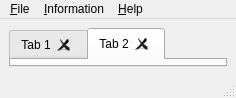
The window that adapt/gui/ui/iintMain.ui (syncope/adapt) describes before a commit, drawn with Qt 5.
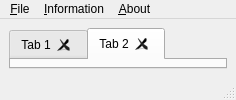
The same window after the commit.

Commit message: + moved button to file menu, changed ui files and code

Diff of the .ui file:
```diff
--- a/adapt/gui/ui/iintMain.ui
+++ b/adapt/gui/ui/iintMain.ui
@@ -7,7 +7,7 @@
     <x>0</x>
     <y>0</y>
     <width>236</width>
-    <height>98</height>
+    <height>100</height>
    </rect>
   </property>
   <property name="windowTitle">
@@ -93,7 +93,7 @@
    </widget>
    <widget class="QMenu" name="menu_Help">
     <property name="title">
-     <string>&amp;Help</string>
+     <string>&amp;About</string>
     </property>
    </widget>
    <addaction name="menuFile"/>
```
Left out of the diff: 6 changed lines with no effect on the pictures. The commit also changes 3 other files.
